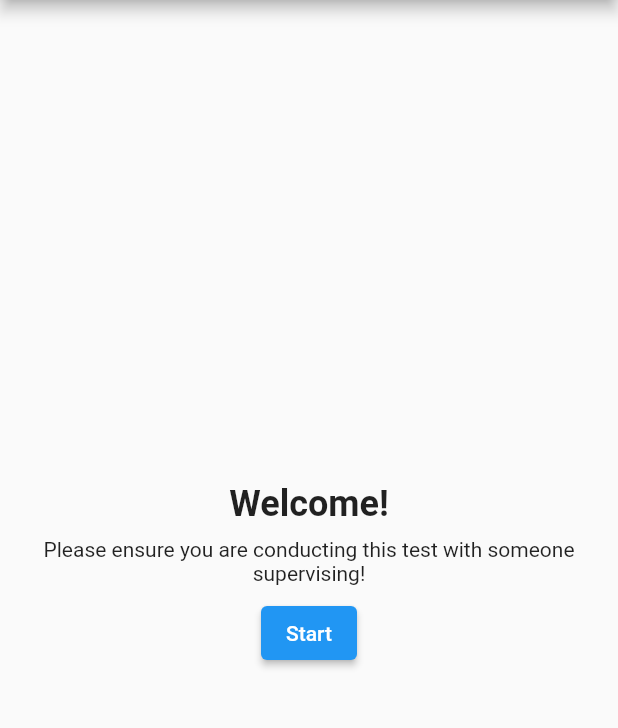
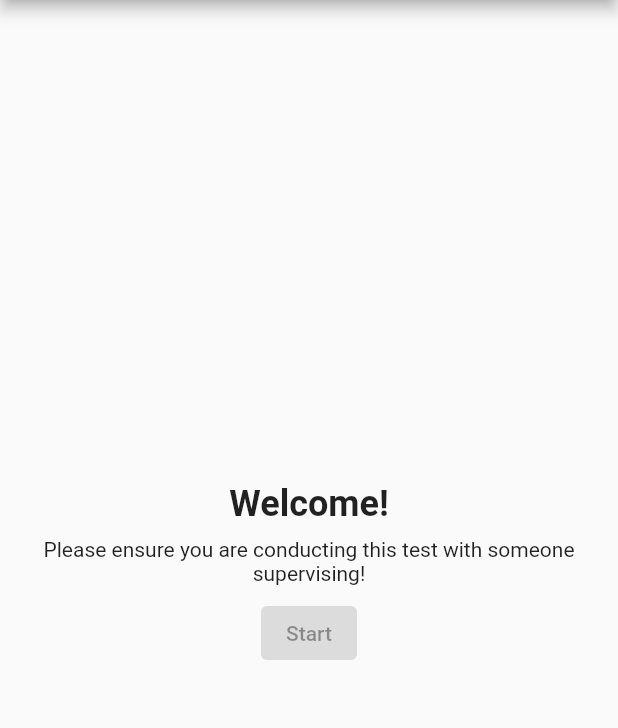
Before and after one commit to mlda-2021-audere/dementia-diagnostic-ml, a Flutter app: the screen it shows after launch, on a phone screen of 412 x 824 dp, the part 84-812 px from its top. Run offline on Flutter 3.47's test engine with Material 2 defaults, Android fonts, the phone set to English and light mode, and no system bars.

```diff
--- a/flutter_app/lib/main.dart
+++ b/flutter_app/lib/main.dart
@@ -1,8 +1,17 @@
 import 'package:flutter/material.dart';
+import 'src/age_input.dart';
 
 void main() {
   runApp(const MyApp());
 }
+
+final routes = [
+  Route(
+    name: 'Age Input',
+    route: 'age_input',
+    builder: (context) => AgeInput(),
+  ),
+];
 
 class MyApp extends StatelessWidget {
   const MyApp({Key? key}) : super(key: key);
@@ -11,7 +20,7 @@ class MyApp extends StatelessWidget {
   @override
   Widget build(BuildContext context) {
     return MaterialApp(
-      title: 'Flutter Demo',
+      title: 'Dementia Diagnostic Test',
       theme: ThemeData(
         // This is the theme of your application.
         //
@@ -23,8 +32,10 @@ class MyApp extends StatelessWidget {
         // Notice that the counter didn't reset back to zero; the application
         // is not restarted.
         primarySwatch: Colors.blue,
+
       ),
       home: const MyHomePage(title: 'Dementia Diagnostic Test'),
+      routes: Map.fromEntries(routes.map((r) => MapEntry(r.route, r.builder))),
     );
   }
 }
@@ -81,19 +92,19 @@ class _MyHomePageState extends State<MyHomePage> {
           // axis because Columns are vertical (the cross axis would be
           // horizontal).
           mainAxisAlignment: MainAxisAlignment.center,
-          children: const <Widget>[
-            Text(
+          children: <Widget>[
+            const Text(
               'Welcome!',
               style: TextStyle(fontWeight: FontWeight.bold, fontSize: 24),
             ),
-            Padding(
+            const Padding(
               padding: EdgeInsets.all(8.0),
               child: Text(
                 'Please ensure you are conducting this test with someone supervising!',
                 textAlign: TextAlign.center,
               ),
             ),
-            ElevatedButton(onPressed: _startTest, child: Text('Start')),
+            ElevatedButton(onPressed: _startTest(context), child: const Text('Start')),
           ],
         ),
       ),
@@ -101,6 +112,14 @@ class _MyHomePageState extends State<MyHomePage> {
   }
 }
 
-_startTest() {
-  // todo: smth here
+_startTest(BuildContext context) {
+  // Navigator.pushNamed(context, 'age_input');
 }
+
+class Route {
+  final String name;
+  final String route;
+  final WidgetBuilder builder;
+
+  const Route({required this.name, required this.route, required this.builder});
+}
```
Also changed, not shown: flutter_app/lib/src/age_input.dart (added, +10 -0 lines).
